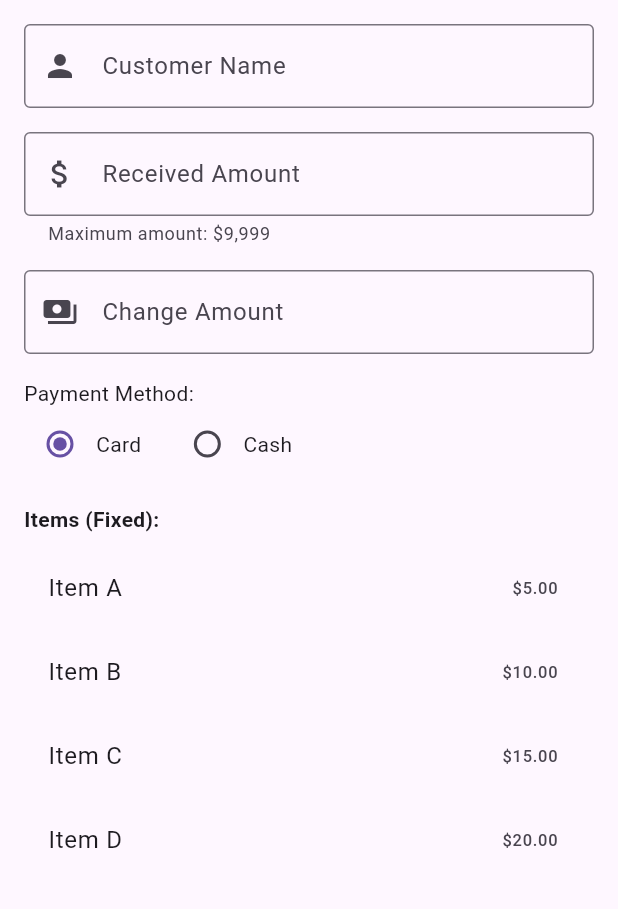
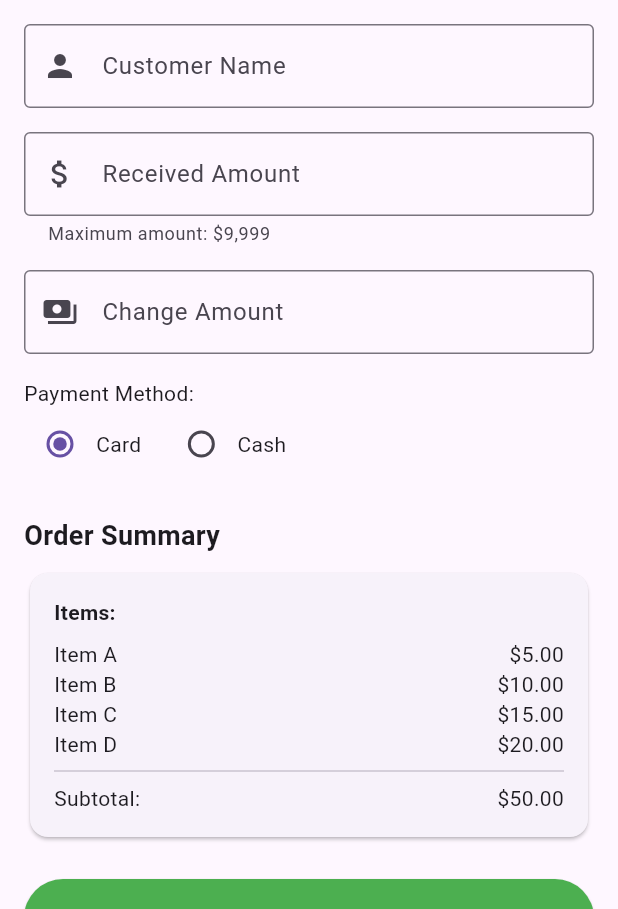
Before and after one commit to itsmehoaq/flutter_login_app, a Flutter app: the ReceiptScreen screen opened by its route, on a phone screen of 412 x 824 dp, the part 327-1236 px from its top. Run offline on Flutter 3.47's test engine with Material 3 defaults, Android fonts, the phone set to English and light mode, and no system bars; our stand-ins replace camera; missing offline and left inert: flutter_usb_printer.

Commit message:
add mock qr payment screen

```diff
--- a/lib/screens/receipt.dart
+++ b/lib/screens/receipt.dart
@@ -3,6 +3,7 @@ import 'package:flutter/material.dart';
 import 'package:flutter/services.dart';
 import 'package:flutter_usb_printer/flutter_usb_printer.dart';
 import 'settings.dart';
+import 'qr.dart';
 
 class ReceiptScreen extends StatefulWidget {
   const ReceiptScreen({Key? key}) : super(key: key);
@@ -34,6 +35,7 @@ class _ReceiptScreenState extends State<ReceiptScreen> {
   bool _isConnected = false;
   Map<String, dynamic>? _selectedDevice;
   String _printerStatus = 'Not connected to any printer';
+  Map<String, dynamic>? _selectedScanner;
 
   @override
   void initState() {
@@ -95,12 +97,19 @@ class _ReceiptScreenState extends State<ReceiptScreen> {
     });
   }
 
+  void _handleScannerConnected(Map<String, dynamic>? device) {
+    setState(() {
+      _selectedScanner = device;
+    });
+  }
+
   Future<void> _navigateToPrinterSettings() async {
     await Navigator.push(
       context,
       MaterialPageRoute(
         builder: (context) => PrinterSettings(
           onPrinterConnected: _handlePrinterConnected,
+          onScannerConnected: _handleScannerConnected,
         ),
       ),
     );
@@ -163,6 +172,22 @@ class _ReceiptScreenState extends State<ReceiptScreen> {
       return;
     }
 
+    try {
+      String receiptText = _generateReceiptText();
+      Uint8List bytes = Uint8List.fromList(receiptText.codeUnits);
+      await _flutterUsbPrinter!.write(bytes);
+
+      await _flutterUsbPrinter!.write(Uint8List.fromList('\n\n\n\n\n'.codeUnits));
+      Uint8List cutCommand = Uint8List.fromList([0x1D, 0x56, 0x41, 0x00]);
+      await _flutterUsbPrinter!.write(cutCommand);
+
+      _showMessage('Receipt printed successfully');
+    } catch (e) {
+      _showMessage('Error printing: $e');
+    }
+  }
+
+  Future<void> _navigateToQRPaymentScreen() async {
     if (_customerNameController.text.isEmpty) {
       _showMessage('Please enter customer name');
       return;
@@ -173,18 +198,23 @@ class _ReceiptScreenState extends State<ReceiptScreen> {
       return;
     }
 
-    try {
-      String receiptText = _generateReceiptText();
-      Uint8List bytes = Uint8List.fromList(receiptText.codeUnits);
-      await _flutterUsbPrinter!.write(bytes);
+    final paymentCompleted = await Navigator.push<bool>(
+      context,
+      MaterialPageRoute(
+        builder: (context) => QRPaymentScreen(
+          customerName: _customerNameController.text,
+          amount: 50.0,
+          scanner: _selectedScanner,
+          onPrintReceipt: _printReceipt,
+        ),
+      ),
+    );
 
-      await _flutterUsbPrinter!.write(Uint8List.fromList('\n\n\n\n\n'.codeUnits));
-      Uint8List cutCommand = Uint8List.fromList([0x1D, 0x56, 0x41, 0x00]);
-      await _flutterUsbPrinter!.write(cutCommand);
-
-      _showMessage('Receipt sent to printer');
-    } catch (e) {
-      _showMessage('Error printing: $e');
+    if (paymentCompleted == true) {
+      _showMessage('Payment completed successfully');
+      _customerNameController.clear();
+      _receivedAmountController.clear();
+      _returnAmountController.text = '0.00';
     }
   }
 
@@ -307,7 +337,7 @@ class _ReceiptScreenState extends State<ReceiptScreen> {
                     },
                   ),
                   const Text('Card'),
-                  const SizedBox(width: 20),
+                  const SizedBox(width: 16),
                   Radio<String>(
                     value: 'Cash',
                     groupValue: _paymentMethod,
@@ -320,45 +350,56 @@ class _ReceiptScreenState extends State<ReceiptScreen> {
                   const Text('Cash'),
                 ],
               ),
-              const SizedBox(height: 16),
+              const SizedBox(height: 24),
 
               const Text(
-                'Items (Fixed):',
-                style: TextStyle(fontWeight: FontWeight.bold),
+                'Order Summary',
+                style: TextStyle(
+                  fontSize: 18,
+                  fontWeight: FontWeight.bold,
+                ),
               ),
               const SizedBox(height: 8),
-              ListView.builder(
-                shrinkWrap: true,
-                physics: const NeverScrollableScrollPhysics(),
-                itemCount: _items.length,
-                itemBuilder: (context, index) {
-                  return ListTile(
-                    title: Text(_items[index]['name']),
-                    trailing: Text('\$${_items[index]['price'].toStringAsFixed(2)}'),
-                  );
-                },
-              ),
-              const SizedBox(height: 16),
-              const Divider(),
-              const SizedBox(height: 16),
-
-              const Text(
-                'Summary:',
-                style: TextStyle(fontWeight: FontWeight.bold),
-              ),
-              const SizedBox(height: 8),
-              const ListTile(
-                title: Text('Subtotal'),
-                trailing: Text('\$50.00'),
+              Card(
+                child: Padding(
+                  padding: const EdgeInsets.all(16.0),
+                  child: Column(
+                    crossAxisAlignment: CrossAxisAlignment.start,
+                    children: [
+                      const Text(
+                        'Items:',
+                        style: TextStyle(fontWeight: FontWeight.bold),
+                      ),
+                      const SizedBox(height: 8),
+                      ..._items.map((item) => Row(
+                        mainAxisAlignment: MainAxisAlignment.spaceBetween,
+                        children: [
+                          Text(item['name']),
+                          Text('\$${item['price'].toStringAsFixed(2)}'),
+                        ],
+                      )),
+                      const Divider(),
+                      Row(
+                        mainAxisAlignment: MainAxisAlignment.spaceBetween,
+                        children: const [
+                          Text('Subtotal:'),
+                          Text('\$50.00'),
+                        ],
+                      ),
+                    ],
+                  ),
+                ),
               ),
               const SizedBox(height: 24),
 
               ElevatedButton.icon(
-                onPressed: _printReceipt,
-                icon: const Icon(Icons.print),
-                label: const Text('Print Receipt'),
+                onPressed: _navigateToQRPaymentScreen,
+                icon: const Icon(Icons.payment),
+                label: const Text('CHECK OUT'),
                 style: ElevatedButton.styleFrom(
-                  padding: const EdgeInsets.symmetric(vertical: 12),
+                  backgroundColor: Colors.green,
+                  foregroundColor: Colors.white,
+                  padding: const EdgeInsets.symmetric(vertical: 16.0),
                 ),
               ),
             ],
```
Also changed, not shown: lib/screens/qr.dart (added, +280 -0 lines).
